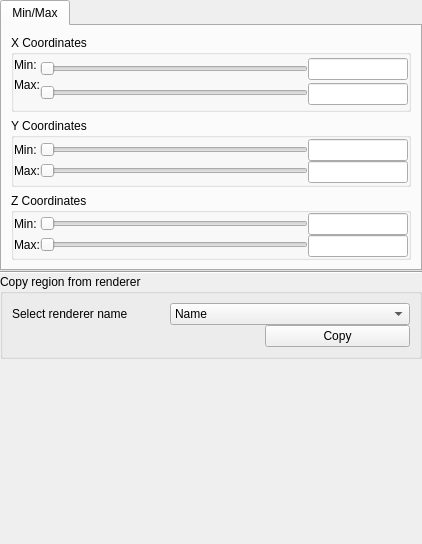
Before: the Qt Designer form apps/vaporgui/GeometryWidgetGUI.ui in StasJ/vapor-formatted, drawn with Qt 5.
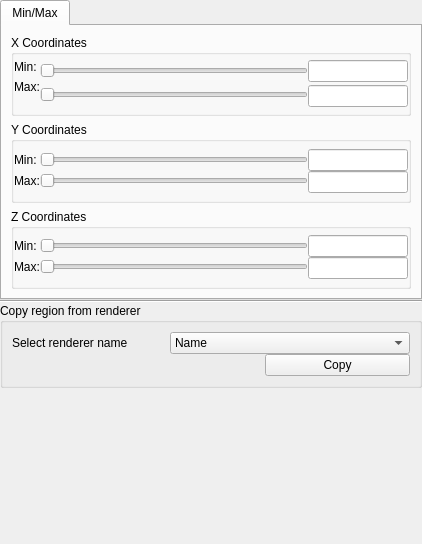
After: the same form once the commit is applied.

Commit message: Added ContourSubtabs.cpp; adjusted contour lock behavior; added constant color to contour renderer; fixed contour seg-fault upon variable change; added RangeCombos to BarbGeometrySubtab

The edit to the form file:
```diff
--- a/apps/vaporgui/GeometryWidgetGUI.ui
+++ b/apps/vaporgui/GeometryWidgetGUI.ui
@@ -72,6 +72,12 @@
           <layout class="QVBoxLayout" name="verticalLayout_36">
            <item>
             <widget class="QGroupBox" name="xMinMaxGroupBox">
+             <property name="minimumSize">
+              <size>
+               <width>0</width>
+               <height>80</height>
+              </size>
+             </property>
              <property name="title">
               <string>X Coordinates</string>
              </property>
@@ -237,6 +243,12 @@
            </item>
            <item>
             <widget class="QGroupBox" name="yMinMaxGroupBox">
+             <property name="minimumSize">
+              <size>
+               <width>0</width>
+               <height>80</height>
+              </size>
+             </property>
              <property name="title">
               <string>Y Coordinates</string>
              </property>
@@ -413,6 +425,12 @@
                <verstretch>0</verstretch>
               </sizepolicy>
              </property>
+             <property name="minimumSize">
+              <size>
+               <width>0</width>
+               <height>80</height>
+              </size>
+             </property>
              <property name="title">
               <string>Z Coordinates</string>
              </property>
```
The commit also changes 8 other files.
